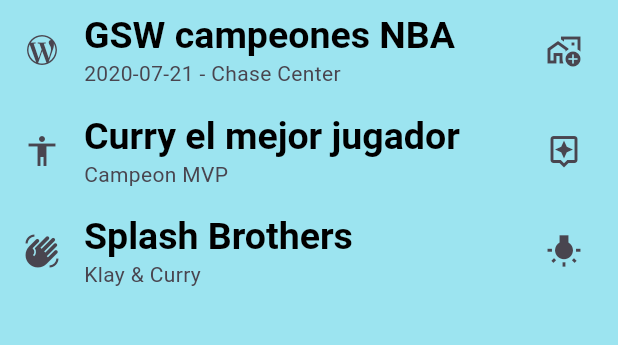
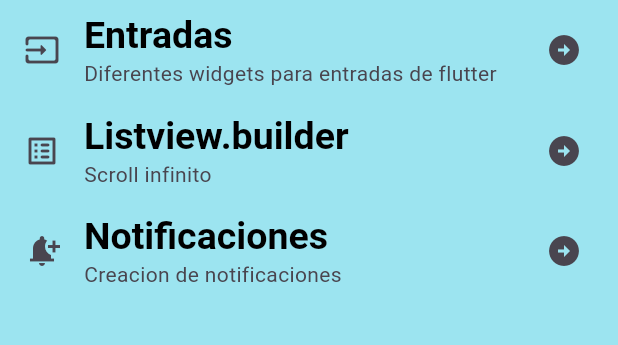
Before and after one commit to Lawitadelimon/componentes_flutter, a Flutter app: the screen it shows after launch, on a phone screen of 412 x 824 dp, the part 84-429 px from its top. Run offline on Flutter 3.47's test engine with Material 3 defaults, Android fonts, the phone set to English and light mode, and no system bars.

Commit message:
Changing the content of the ListTiles

```diff
--- a/lib/home_screen.dart
+++ b/lib/home_screen.dart
@@ -12,30 +12,35 @@ class HomeScreen extends StatelessWidget {
         body: ListView(
           children:  [
               ListTile(
-              leading: const Icon(Icons.wordpress_outlined),
-              title: Text('GSW campeones NBA',
+              leading: const Icon(Icons.input_rounded),
+              title: Text(
+                'Entradas',
               style: Theme.of(context).textTheme.headlineLarge,
               ),
-              subtitle: const Text('2020-07-21 - Chase Center'),
-              trailing: const Icon(Icons.add_home_work_outlined),
+              subtitle: const Text(
+                'Diferentes widgets para entradas de flutter'
+              ),
+              trailing: const Icon(Icons.arrow_circle_right),
             ),
 
               ListTile(
-                leading: const Icon(Icons.accessibility_outlined),
-              title: Text('Curry el mejor jugador',
+                leading: const Icon(Icons.list_alt_rounded),
+              title: Text(
+                'Listview.builder',
               style: Theme.of(context).textTheme.headlineLarge,
               ),
-              subtitle: const Text('Campeon MVP'),
-              trailing: const Icon(Icons.assistant_outlined),
+              subtitle: const Text('Scroll infinito'),
+              trailing: const Icon(Icons.arrow_circle_right),
               ),
 
               ListTile(
-              leading: const Icon(Icons.waving_hand),
-              title: Text('Splash Brothers',
+              leading: const Icon(Icons.notification_add),
+              title: Text(
+                'Notificaciones',
               style: Theme.of(context).textTheme.headlineLarge,
               ),
-              subtitle: const Text('Klay & Curry'),
-              trailing: const Icon(Icons.wb_incandescent),
+              subtitle: const Text('Creacion de notificaciones'),
+              trailing: const Icon(Icons.arrow_circle_right),
             ),
           ]
         ),
```
